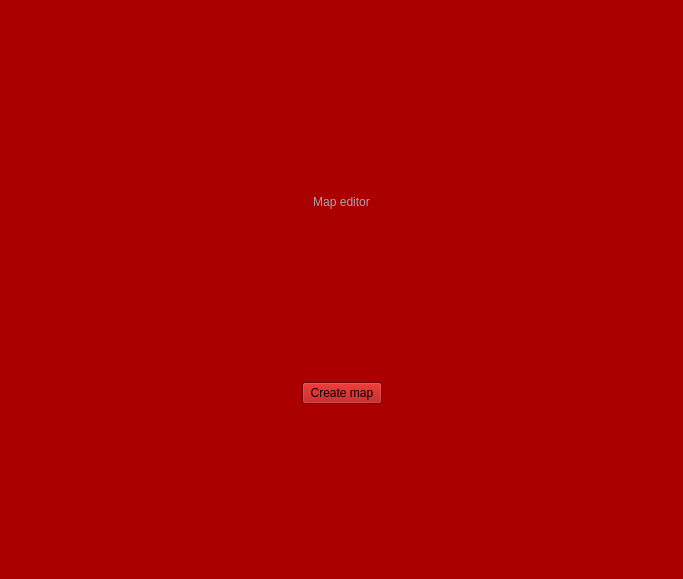
This is Editor/ui/MenuWindow.ui in SCAPELLI/Wolfenstein3D as Qt 5 draws it before an edit. The edited form follows.
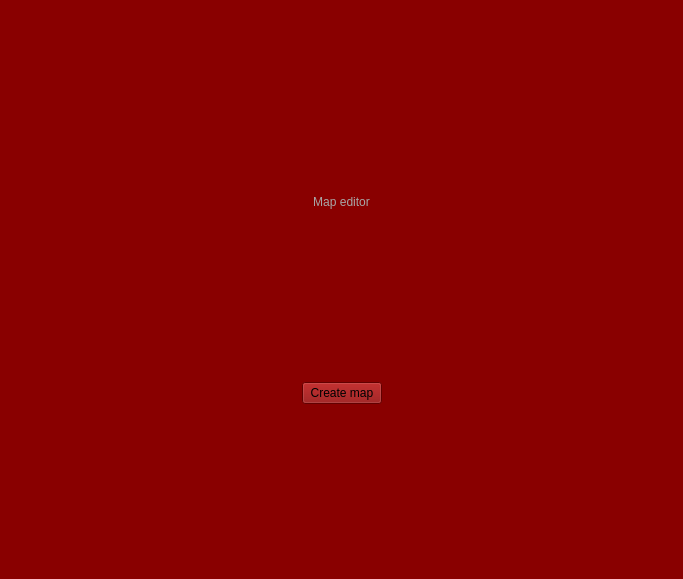
This is the edited form.

The edit to the form file:
```diff
--- a/Editor/ui/MenuWindow.ui
+++ b/Editor/ui/MenuWindow.ui
@@ -14,7 +14,7 @@
    <string>Wolfenstein 3D Map Editor</string>
   </property>
   <property name="styleSheet">
-   <string notr="true">background: rgb(170, 0, 0)</string>
+   <string notr="true">background: rgb(137, 0, 0)</string>
   </property>
   <widget class="QWidget" name="centralwidget">
    <layout class="QGridLayout" name="gridLayout">
```
